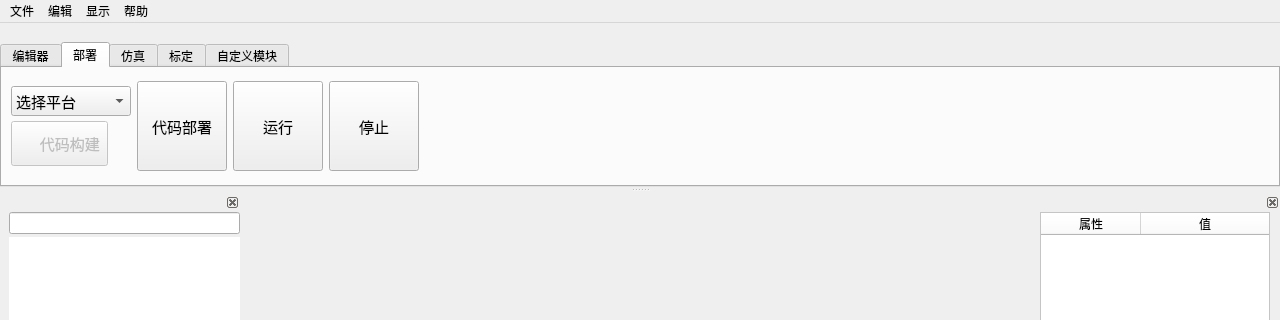
Above: dialogs/mainwindow.ui from L-Net-1992/ADAS_AD_Developer before the change; both pictures show x 0 to 1280 and y 0 to 320 of the 1280 by 800 pixel window. Below: the same form after it.
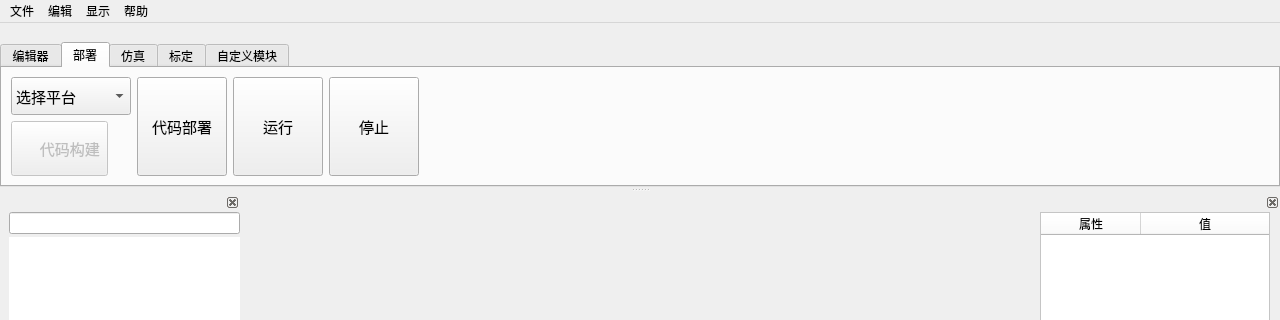
That is the form after the change. The open tabs and pages were chosen to show the change. Icons and pictures are not drawn. Custom widgets are drawn as their Qt base class.

Diff of the .ui file:
```diff
--- a/dialogs/mainwindow.ui
+++ b/dialogs/mainwindow.ui
@@ -544,7 +544,7 @@
    <property name="minimumSize">
     <size>
      <width>1280</width>
-     <height>139</height>
+     <height>164</height>
     </size>
    </property>
    <property name="features">
@@ -578,10 +578,16 @@
        <property name="enabled">
         <bool>true</bool>
        </property>
+       <property name="sizePolicy">
+        <sizepolicy hsizetype="Expanding" vsizetype="Preferred">
+         <horstretch>0</horstretch>
+         <verstretch>0</verstretch>
+        </sizepolicy>
+       </property>
        <property name="minimumSize">
         <size>
          <width>0</width>
-         <height>110</height>
+         <height>0</height>
         </size>
        </property>
        <property name="baseSize">
@@ -893,31 +899,31 @@
           <number>9</number>
          </property>
          <property name="topMargin">
-          <number>0</number>
+          <number>9</number>
          </property>
          <property name="rightMargin">
-          <number>0</number>
+          <number>9</number>
          </property>
          <property name="bottomMargin">
-          <number>0</number>
+          <number>9</number>
          </property>
          <item>
           <widget class="QWidget" name="widget" native="true">
            <property name="sizePolicy">
-            <sizepolicy hsizetype="Fixed" vsizetype="Fixed">
+            <sizepolicy hsizetype="Fixed" vsizetype="Preferred">
              <horstretch>0</horstretch>
              <verstretch>0</verstretch>
             </sizepolicy>
            </property>
            <property name="minimumSize">
             <size>
-             <width>0</width>
-             <height>90</height>
+             <width>90</width>
+             <height>0</height>
             </size>
            </property>
            <layout class="QVBoxLayout" name="verticalLayout_4">
             <property name="spacing">
-             <number>0</number>
+             <number>6</number>
             </property>
             <property name="leftMargin">
              <number>0</number>
@@ -934,7 +940,7 @@
             <item>
              <widget class="QComboBox" name="cb_select_platform">
               <property name="sizePolicy">
-               <sizepolicy hsizetype="Fixed" vsizetype="Fixed">
+               <sizepolicy hsizetype="Fixed" vsizetype="Preferred">
                 <horstretch>0</horstretch>
                 <verstretch>0</verstretch>
                </sizepolicy>
@@ -942,7 +948,7 @@
               <property name="minimumSize">
                <size>
                 <width>120</width>
-                <height>30</height>
+                <height>0</height>
                </size>
               </property>
               <property name="font">
@@ -983,15 +989,15 @@
                <bool>false</bool>
               </property>
               <property name="sizePolicy">
-               <sizepolicy hsizetype="Fixed" vsizetype="Fixed">
+               <sizepolicy hsizetype="Fixed" vsizetype="Preferred">
                 <horstretch>0</horstretch>
                 <verstretch>0</verstretch>
                </sizepolicy>
               </property>
               <property name="minimumSize">
                <size>
-                <width>0</width>
-                <height>45</height>
+                <width>90</width>
+                <height>55</height>
                </size>
               </property>
               <property name="font">
@@ -1032,7 +1038,7 @@
          <item>
           <widget class="QToolButton" name="tb_script_deploy">
            <property name="sizePolicy">
-            <sizepolicy hsizetype="Fixed" vsizetype="Fixed">
+            <sizepolicy hsizetype="Fixed" vsizetype="Preferred">
              <horstretch>0</horstretch>
              <verstretch>0</verstretch>
             </sizepolicy>
@@ -1040,7 +1046,7 @@
            <property name="minimumSize">
             <size>
              <width>90</width>
-             <height>90</height>
+             <height>0</height>
             </size>
            </property>
            <property name="font">
@@ -1072,7 +1078,7 @@
          <item>
           <widget class="QToolButton" name="tb_run">
            <property name="sizePolicy">
-            <sizepolicy hsizetype="Fixed" vsizetype="Fixed">
+            <sizepolicy hsizetype="Fixed" vsizetype="Preferred">
              <horstretch>0</horstretch>
              <verstretch>0</verstretch>
             </sizepolicy>
@@ -1080,7 +1086,7 @@
            <property name="minimumSize">
             <size>
              <width>90</width>
-             <height>90</height>
+             <height>0</height>
             </size>
            </property>
            <property name="font">
@@ -1112,7 +1118,7 @@
          <item>
           <widget class="QToolButton" name="tb_stop">
            <property name="sizePolicy">
-            <sizepolicy hsizetype="Fixed" vsizetype="Fixed">
+            <sizepolicy hsizetype="Fixed" vsizetype="Preferred">
              <horstretch>0</horstretch>
              <verstretch>0</verstretch>
             </sizepolicy>
@@ -1120,7 +1126,7 @@
            <property name="minimumSize">
             <size>
              <width>90</width>
-             <height>90</height>
+             <height>0</height>
             </size>
            </property>
            <property name="font">
```
Left out of the diff: 22 changed lines with no effect on the pictures.
